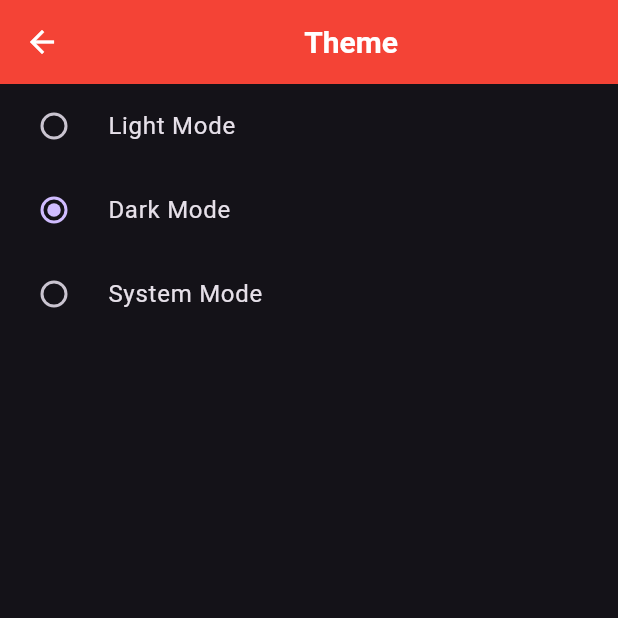
After one commit to AdeelAhmadKhan36/Providers_StateManagment, a Flutter app: the Theme_Home screen opened directly, after a tap on "Dark Mode", on a phone screen of 412 x 824 dp, the top half of it. The commit adds this screen. Run offline on Flutter 3.47's test engine with Material 3 defaults, Android fonts, the phone set to English and light mode, and no system bars; network calls fail.

```diff
--- a/lib/main.dart
+++ b/lib/main.dart
@@ -2,12 +2,17 @@ import 'package:flutter/material.dart';
 import 'package:providers_statemanagment/providers/fav_app_provider.dart';
 import 'package:providers_statemanagment/providers/multi_provider/slider_provider.dart';
 import 'package:providers_statemanagment/providers/single_provider/count_provider.dart';
+import 'package:providers_statemanagment/providers/theme_provider.dart';
+import 'package:providers_statemanagment/view/Login/login.dart';
 import 'package:providers_statemanagment/view/exampe_one.dart';
 import 'package:provider/provider.dart';
 import 'package:providers_statemanagment/view/fav_screen/selected_fav_screen.dart';
 import 'package:providers_statemanagment/view/selector/SliderSelector.dart';
 import 'package:providers_statemanagment/view/selector/selector_provider.dart';
 import 'package:providers_statemanagment/view/sliderscreen.dart';
+import 'package:providers_statemanagment/view/stateless_widget/Notifier_Listener.dart';
+import 'package:providers_statemanagment/view/theme/them_home.dart';
+import 'package:providers_statemanagment/view_model/auth_controller.dart';
 
 void main() {
   runApp(const MyApp());
@@ -23,14 +28,44 @@ class MyApp extends StatelessWidget {
       providers: [
         ChangeNotifierProvider( create:(_)=>CountProvider(),),
         ChangeNotifierProvider( create:(_)=>SliderProvider(),),
-        ChangeNotifierProvider( create:(_)=>FavProvider(),)
+        ChangeNotifierProvider( create:(_)=>FavProvider(),),
+        ChangeNotifierProvider( create:(_)=>ThemeChanger(),),
+        ChangeNotifierProvider( create:(_)=>Auth_Controller(),)
       ],
 
-      child: const MaterialApp(
-        debugShowCheckedModeBanner: false,
+      child: Builder(builder: (BuildContext context){
+        final themeprovider=Provider.of<ThemeChanger>(context);
 
-        home:FavSelectedScreen(),
-      ),
+        return  MaterialApp(
+
+          debugShowCheckedModeBanner: false,
+          themeMode: themeprovider.themeMode,
+          theme: ThemeData(
+            primarySwatch: Colors.red,
+              brightness: Brightness.light,
+            appBarTheme: const AppBarTheme(
+              backgroundColor: Colors.indigo, // Use primary color
+              titleTextStyle: TextStyle(color: Colors.white, fontSize: 20, fontWeight: FontWeight.bold),
+              iconTheme: IconThemeData(color: Colors.white),
+            ),
+
+
+          ),
+
+          darkTheme: ThemeData(
+            brightness: Brightness.dark,
+            primarySwatch: Colors.blue,
+            appBarTheme: const AppBarTheme(
+              backgroundColor: Colors.red, // Use primary color
+              titleTextStyle: TextStyle(color: Colors.white, fontSize: 20, fontWeight: FontWeight.bold),
+              iconTheme: IconThemeData(color: Colors.white),
+            ),
+
+          ),
+
+          home: LoginPage(),
+        );
+      })
 
     );
   }
--- /dev/null
+++ b/lib/providers/theme_provider.dart
@@ -0,0 +1,14 @@
+
+import 'package:flutter/foundation.dart';
+import 'package:flutter/material.dart';
+class ThemeChanger extends ChangeNotifier{
+  var _thememode=ThemeMode.light;
+
+  ThemeMode get themeMode => _thememode;
+
+  void settheme(themeMode) {
+    _thememode = themeMode;
+    notifyListeners();
+  }
+
+}
--- /dev/null
+++ b/lib/view/Login/login.dart
@@ -0,0 +1,91 @@
+import 'package:flutter/material.dart';
+import 'package:provider/provider.dart';
+
+import '../../view_model/auth_controller.dart';
+
+class LoginPage extends StatelessWidget {
+  final TextEditingController emailController = TextEditingController();
+  final TextEditingController passwordController = TextEditingController();
+
+  @override
+  Widget build(BuildContext context) {
+    final loginPro=Provider.of<Auth_Controller>(context);
+    return Scaffold(
+      backgroundColor: Colors.white,
+      appBar: AppBar(
+        title: const Center(
+          child: Text('Consumer Widget',
+
+            style: TextStyle(
+              fontWeight: FontWeight.bold,
+              fontSize: 20.0,
+              color: Colors.white,
+
+            ),),
+        ),
+        backgroundColor: Colors.indigo,
+      ),
+
+      body: Center(
+        child: Padding(
+          padding: const EdgeInsets.all(20.0),
+          child: Column(
+            mainAxisAlignment: MainAxisAlignment.center,
+            crossAxisAlignment: CrossAxisAlignment.center,
+            mainAxisSize: MainAxisSize.min,
+            children: [
+
+
+              // Email TextField
+              TextField(
+                controller: emailController,
+                decoration: InputDecoration(
+                  labelText: "Email",
+                  border: OutlineInputBorder(),
+                ),
+                keyboardType: TextInputType.emailAddress,
+              ),
+              SizedBox(height: 15),
+
+              // Password TextField
+              TextField(
+                controller: passwordController,
+                decoration: InputDecoration(
+                  labelText: "Password",
+                  border: OutlineInputBorder(),
+                ),
+                obscureText: true,
+              ),
+              SizedBox(height: 20),
+
+              // Login Button inside a Container
+              InkWell(
+                onTap: (){
+                  loginPro.AuthApi(emailController.text, passwordController.text);
+
+
+                },
+                child: Container(
+                  width: double.infinity,
+                  height: 50,
+                  decoration: BoxDecoration(
+                    color: Colors.blue,
+                    borderRadius: BorderRadius.circular(8),
+                  ),
+                  child:
+                   Center(
+                     child: loginPro.isLoading?CircularProgressIndicator(color: Colors.white,):Text(
+                       "Login",
+                       style: TextStyle(color: Colors.white, fontSize: 16),
+
+                     ),
+                   ),
+                ),
+              ),
+            ],
+          ),
+        ),
+      ),
+    );
+  }
+}
--- /dev/null
+++ b/lib/view/theme/them_home.dart
@@ -0,0 +1,61 @@
+import 'package:flutter/material.dart';
+import 'package:provider/provider.dart';
+
+import '../../providers/theme_provider.dart';
+class Theme_Home extends StatefulWidget {
+  const Theme_Home({super.key});
+
+  @override
+  State<Theme_Home> createState() => _Theme_HomeState();
+}
+
+class _Theme_HomeState extends State<Theme_Home> {
+  @override
+  Widget build(BuildContext context) {
+    final themeprovider=Provider.of<ThemeChanger>(context);
+
+    return Scaffold(
+      appBar: AppBar(
+        title:  const Center(
+          child: Text('Theme',
+
+            style: TextStyle(
+              fontWeight: FontWeight.bold,
+              fontSize: 20.0,
+              color: Colors.white,
+
+            ),),
+        ),
+      ),
+
+      body: Column(
+        children: [
+          RadioListTile<ThemeMode>(
+            title:const Text("Light Mode"),
+              value: ThemeMode.light,
+              groupValue: themeprovider.themeMode,
+              onChanged: themeprovider.settheme
+
+          ),
+          RadioListTile<ThemeMode>(
+            title: const Text("Dark Mode"),
+              value: ThemeMode.dark,
+              groupValue: themeprovider.themeMode,
+              onChanged: themeprovider.settheme
+          ),
+          RadioListTile<ThemeMode>(
+              title:const Text("System Mode"),
+              value: ThemeMode.system,
+              groupValue: themeprovider.themeMode,
+              onChanged: themeprovider.settheme
+
+          )
+
+        ],
+      ),
+
+
+
+    );
+  }
+}
--- a/pubspec.yaml
+++ b/pubspec.yaml
@@ -36,6 +36,7 @@ dependencies:
   # Use with the CupertinoIcons class for iOS style icons.
   cupertino_icons: ^1.0.8
   provider: ^6.1.2
+  http:
 
 dev_dependencies:
   flutter_test:
```
Also changed, not shown: lib/view/stateless_widget/Notifier_Listener.dart (added, +49 -0 lines), lib/view_model/auth_controller.dart (added, +40 -0 lines), pubspec.lock, 4 other files.
